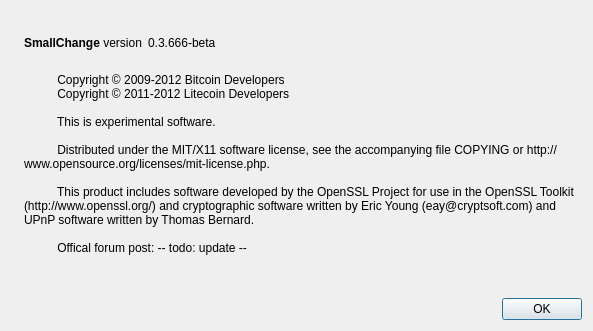
First picture: the form in src/qt/forms/aboutdialog.ui, repository safaricoin/safaricoin, before the edit.
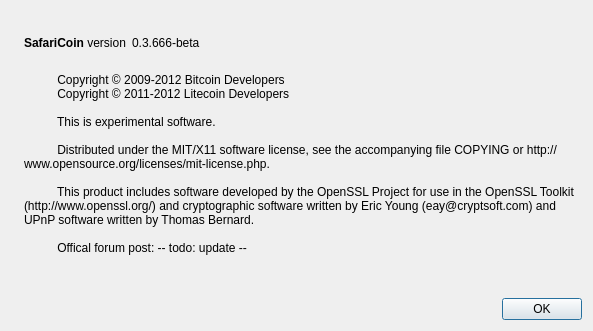
Second picture: the form after the edit. Icons and pictures are not drawn.

Diff of the .ui file:
```diff
--- a/src/qt/forms/aboutdialog.ui
+++ b/src/qt/forms/aboutdialog.ui
@@ -50,7 +50,7 @@
           <cursorShape>IBeamCursor</cursorShape>
          </property>
          <property name="text">
-          <string>&lt;b&gt;SmallChange&lt;/b&gt; version</string>
+          <string>&lt;b&gt;SafariCoin&lt;/b&gt; version</string>
          </property>
          <property name="textInteractionFlags">
           <set>Qt::LinksAccessibleByMouse|Qt::TextSelectableByKeyboard|Qt::TextSelectableByMouse</set>
```
Left out of the diff: 2 changed lines with no effect on the pictures.
